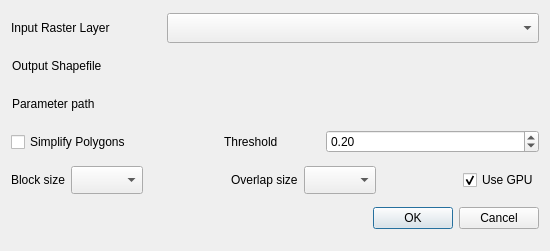
This is buildseg/buildSeg_dialog_base.ui in deepbands/buildseg as Qt 5 draws it before an edit. The edited form follows.
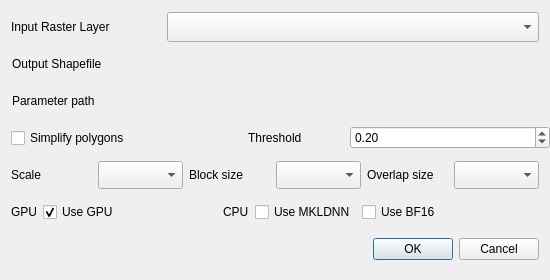
This is the edited form. Custom widgets are drawn as their Qt base class.

```diff
--- a/buildseg/buildSeg_dialog_base.ui
+++ b/buildseg/buildSeg_dialog_base.ui
@@ -7,7 +7,7 @@
     <x>0</x>
     <y>0</y>
     <width>550</width>
-    <height>251</height>
+    <height>280</height>
    </rect>
   </property>
   <property name="sizePolicy">
@@ -19,13 +19,13 @@
   <property name="minimumSize">
    <size>
     <width>550</width>
-    <height>250</height>
+    <height>280</height>
    </size>
   </property>
   <property name="maximumSize">
    <size>
     <width>550</width>
-    <height>251</height>
+    <height>280</height>
    </size>
   </property>
   <property name="windowTitle">
@@ -164,18 +164,24 @@
       <widget class="QCheckBox" name="simplifyPolygs">
        <property name="minimumSize">
         <size>
-         <width>207</width>
+         <width>231</width>
          <height>0</height>
         </size>
        </property>
        <property name="maximumSize">
         <size>
-         <width>207</width>
+         <width>231</width>
          <height>16777215</height>
         </size>
        </property>
+       <property name="layoutDirection">
+        <enum>Qt::LeftToRight</enum>
+       </property>
+       <property name="autoFillBackground">
+        <bool>false</bool>
+       </property>
        <property name="text">
-        <string>Simplify Polygons</string>
+        <string>Simplify polygons</string>
        </property>
       </widget>
      </item>
@@ -202,6 +208,18 @@
        </item>
        <item>
         <widget class="QgsDoubleSpinBox" name="mQgsDoubleSpinBox">
+         <property name="minimumSize">
+          <size>
+           <width>200</width>
+           <height>21</height>
+          </size>
+         </property>
+         <property name="maximumSize">
+          <size>
+           <width>200</width>
+           <height>16777215</height>
+          </size>
+         </property>
          <property name="maximum">
           <double>100.000000000000000</double>
          </property>
@@ -222,6 +240,48 @@
    </item>
    <item>
     <layout class="QHBoxLayout" name="horizontalLayout_9">
+     <item>
+      <layout class="QHBoxLayout" name="horizontalLayout_10">
+       <item>
+        <widget class="QLabel" name="label_6">
+         <property name="minimumSize">
+          <size>
+           <width>0</width>
+           <height>30</height>
+          </size>
+         </property>
+         <property name="maximumSize">
+          <size>
+           <width>95</width>
+           <height>30</height>
+          </size>
+         </property>
+         <property name="text">
+          <string>Scale</string>
+         </property>
+        </widget>
+       </item>
+       <item>
+        <widget class="QComboBox" name="cbxScale">
+         <property name="minimumSize">
+          <size>
+           <width>85</width>
+           <height>28</height>
+          </size>
+         </property>
+         <property name="maximumSize">
+          <size>
+           <width>85</width>
+           <height>28</height>
+          </size>
+         </property>
+         <property name="currentText">
+          <string/>
+         </property>
+        </widget>
+       </item>
+      </layout>
+     </item>
      <item>
       <layout class="QHBoxLayout" name="horizontalLayout_4">
        <item>
@@ -234,7 +294,7 @@
          </property>
          <property name="maximumSize">
           <size>
-           <width>16777215</width>
+           <width>95</width>
            <height>30</height>
           </size>
          </property>
@@ -247,13 +307,13 @@
         <widget class="QComboBox" name="cbxBlock">
          <property name="minimumSize">
           <size>
-           <width>0</width>
+           <width>85</width>
            <height>28</height>
           </size>
          </property>
          <property name="maximumSize">
           <size>
-           <width>16777215</width>
+           <width>85</width>
            <height>28</height>
           </size>
          </property>
@@ -267,19 +327,6 @@
        </item>
       </layout>
      </item>
-     <item>
-      <spacer name="horizontalSpacer_2">
-       <property name="orientation">
-        <enum>Qt::Horizontal</enum>
-       </property>
-       <property name="sizeHint" stdset="0">
-        <size>
-         <width>20</width>
-         <height>20</height>
-        </size>
-       </property>
-      </spacer>
-     </item>
      <item>
       <layout class="QHBoxLayout" name="horizontalLayout_3">
        <item>
@@ -292,7 +339,7 @@
          </property>
          <property name="maximumSize">
           <size>
-           <width>16777215</width>
+           <width>95</width>
            <height>30</height>
           </size>
          </property>
@@ -305,18 +352,55 @@
         <widget class="QComboBox" name="cbxOverlap">
          <property name="minimumSize">
           <size>
-           <width>0</width>
+           <width>85</width>
            <height>28</height>
           </size>
          </property>
          <property name="maximumSize">
           <size>
-           <width>16777215</width>
+           <width>85</width>
            <height>28</height>
           </size>
          </property>
          <property name="currentText">
           <string/>
+         </property>
+        </widget>
+       </item>
+      </layout>
+     </item>
+    </layout>
+   </item>
+   <item>
+    <layout class="QHBoxLayout" name="horizontalLayout_13">
+     <item>
+      <layout class="QHBoxLayout" name="horizontalLayout_11">
+       <item>
+        <widget class="QLabel" name="label_7">
+         <property name="text">
+          <string>GPU</string>
+         </property>
+        </widget>
+       </item>
+       <item>
+        <widget class="QCheckBox" name="ccbGPU">
+         <property name="minimumSize">
+          <size>
+           <width>0</width>
+           <height>30</height>
+          </size>
+         </property>
+         <property name="maximumSize">
+          <size>
+           <width>16777215</width>
+           <height>30</height>
+          </size>
+         </property>
+         <property name="text">
+          <string>Use GPU</string>
+         </property>
+         <property name="checked">
+          <bool>true</bool>
          </property>
         </widget>
        </item>
@@ -329,33 +413,83 @@
        </property>
        <property name="sizeHint" stdset="0">
         <size>
-         <width>20</width>
+         <width>40</width>
          <height>20</height>
         </size>
        </property>
       </spacer>
      </item>
      <item>
-      <widget class="QCheckBox" name="ccbGPU">
-       <property name="minimumSize">
-        <size>
-         <width>0</width>
-         <height>30</height>
-        </size>
+      <layout class="QHBoxLayout" name="horizontalLayout_12">
+       <item>
+        <widget class="QLabel" name="label_5">
+         <property name="text">
+          <string>CPU</string>
+         </property>
+        </widget>
+       </item>
+       <item>
+        <layout class="QHBoxLayout" name="horizontalLayout_8">
+         <item>
+          <widget class="QCheckBox" name="ccbMKLDNN">
+           <property name="minimumSize">
+            <size>
+             <width>0</width>
+             <height>30</height>
+            </size>
+           </property>
+           <property name="maximumSize">
+            <size>
+             <width>16777215</width>
+             <height>30</height>
+            </size>
+           </property>
+           <property name="text">
+            <string>Use MKLDNN</string>
+           </property>
+           <property name="checked">
+            <bool>false</bool>
+           </property>
+          </widget>
+         </item>
+         <item>
+          <widget class="QCheckBox" name="ccbBF16">
+           <property name="minimumSize">
+            <size>
+             <width>0</width>
+             <height>30</height>
+            </size>
+           </property>
+           <property name="maximumSize">
+            <size>
+             <width>16777215</width>
+             <height>30</height>
+            </size>
+           </property>
+           <property name="text">
+            <string>Use BF16</string>
+           </property>
+           <property name="checked">
+            <bool>false</bool>
+           </property>
+          </widget>
+         </item>
+        </layout>
+       </item>
+      </layout>
+     </item>
+     <item>
+      <spacer name="horizontalSpacer_2">
+       <property name="orientation">
+        <enum>Qt::Horizontal</enum>
        </property>
-       <property name="maximumSize">
+       <property name="sizeHint" stdset="0">
         <size>
-         <width>16777215</width>
-         <height>30</height>
+         <width>40</width>
+         <height>20</height>
         </size>
        </property>
-       <property name="text">
-        <string>Use GPU</string>
-       </property>
-       <property name="checked">
-        <bool>true</bool>
-       </property>
-      </widget>
+      </spacer>
      </item>
     </layout>
    </item>
```
Left out of the diff: 2 changed lines with no effect on the pictures.
